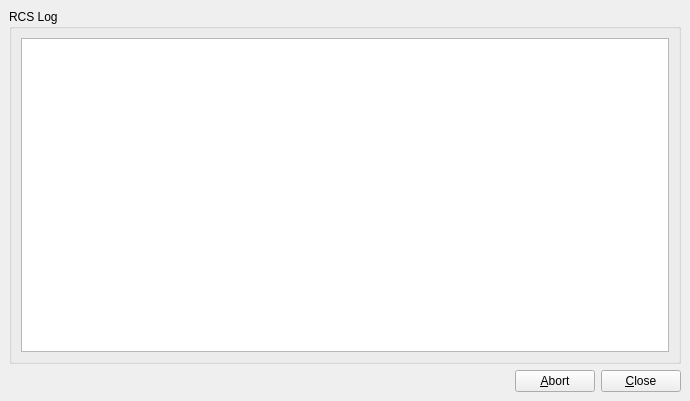
The window that ui/rcslogform.ui (phoenix741/xinx) describes before a commit, drawn with Qt 5.
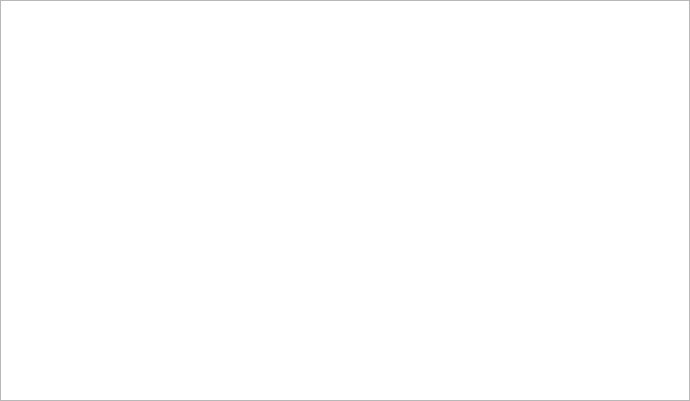
The same window after the commit. Icons and pictures are not drawn.

```diff
--- a/ui/rcslogform.ui
+++ b/ui/rcslogform.ui
@@ -9,106 +9,15 @@
     <height>401</height>
    </rect>
   </property>
-  <property name="windowTitle" >
-   <string>RCS Log</string>
-  </property>
-  <layout class="QVBoxLayout" >
+  <layout class="QGridLayout" >
+   <property name="margin" >
+    <number>0</number>
+   </property>
    <property name="spacing" >
-    <number>6</number>
+    <number>0</number>
    </property>
-   <property name="leftMargin" >
-    <number>9</number>
-   </property>
-   <property name="topMargin" >
-    <number>9</number>
-   </property>
-   <property name="rightMargin" >
-    <number>9</number>
-   </property>
-   <property name="bottomMargin" >
-    <number>9</number>
-   </property>
-   <item>
-    <widget class="QGroupBox" name="groupBox" >
-     <property name="title" >
-      <string>RCS Log</string>
-     </property>
-     <layout class="QGridLayout" >
-      <property name="leftMargin" >
-       <number>9</number>
-      </property>
-      <property name="topMargin" >
-       <number>9</number>
-      </property>
-      <property name="rightMargin" >
-       <number>9</number>
-      </property>
-      <property name="bottomMargin" >
-       <number>9</number>
-      </property>
-      <property name="horizontalSpacing" >
-       <number>6</number>
-      </property>
-      <property name="verticalSpacing" >
-       <number>6</number>
-      </property>
-      <item row="0" column="0" >
-       <widget class="QListWidget" name="m_rcsLogListWidget" />
-      </item>
-     </layout>
-    </widget>
-   </item>
-   <item>
-    <layout class="QHBoxLayout" >
-     <property name="spacing" >
-      <number>6</number>
-     </property>
-     <property name="leftMargin" >
-      <number>0</number>
-     </property>
-     <property name="topMargin" >
-      <number>0</number>
-     </property>
-     <property name="rightMargin" >
-      <number>0</number>
-     </property>
-     <property name="bottomMargin" >
-      <number>0</number>
-     </property>
-     <item>
-      <spacer>
-       <property name="orientation" >
-        <enum>Qt::Horizontal</enum>
-       </property>
-       <property name="sizeHint" >
-        <size>
-         <width>321</width>
-         <height>20</height>
-        </size>
-       </property>
-      </spacer>
-     </item>
-     <item>
-      <widget class="QPushButton" name="m_abortButton" >
-       <property name="text" >
-        <string>&amp;Abort</string>
-       </property>
-       <property name="icon" >
-        <iconset resource="../application.qrc" >:/images/button_cancel.png</iconset>
-       </property>
-      </widget>
-     </item>
-     <item>
-      <widget class="QPushButton" name="m_closeButton" >
-       <property name="text" >
-        <string>&amp;Close</string>
-       </property>
-       <property name="icon" >
-        <iconset resource="../application.qrc" >:/images/button_ok.png</iconset>
-       </property>
-      </widget>
-     </item>
-    </layout>
+   <item row="0" column="0" >
+    <widget class="QListWidget" name="m_rcsLogListWidget" />
    </item>
   </layout>
  </widget>
```
Left out of the diff: 23 changed lines with no effect on the pictures.
